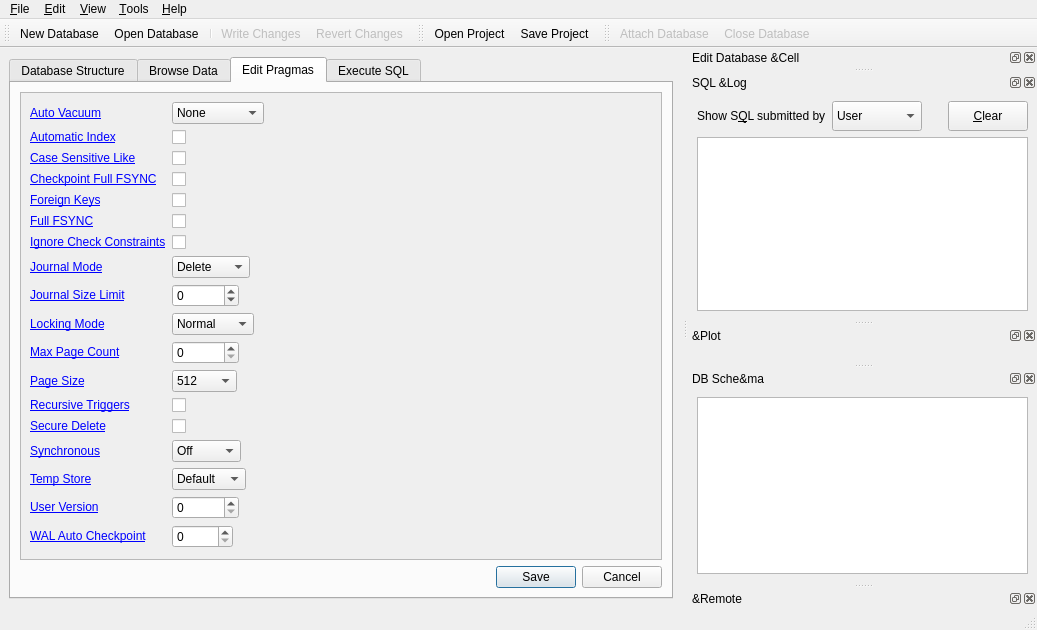
First picture: the form in src/MainWindow.ui, repository sqlitebrowser/sqlitebrowser, before the edit.
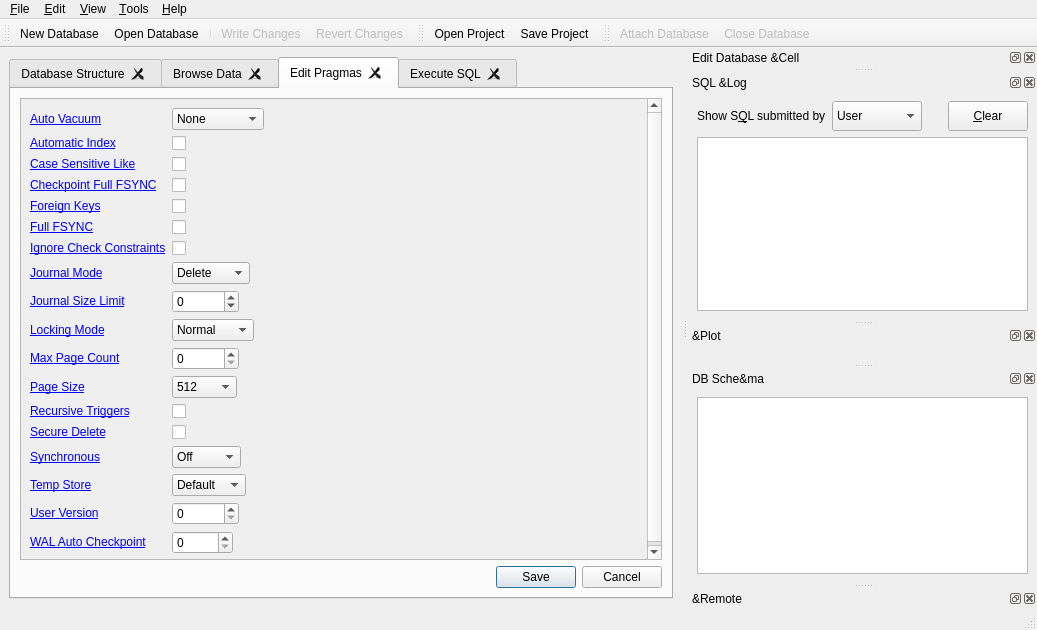
Second picture: the form after the edit. The open tabs and pages were chosen to show the change. Icons and pictures are not drawn. Custom widgets are drawn as their Qt base class.

Commit message:
Closable main tabs and saving automatically open tabs and order
Main tabs are made closable, so they can be closed by the user. New entries
are added to the View menu for toggling their open/closed state.

Spartan users can closed all tabs but their preferred, and then the tab bar
is hidden saving some space.

The set of open tabs and their order is automatically saved in the settings
on application exit and restored on application start.

Tab labels are stored in the statusTip attribute in order to restore them,
since those labels are not stored anywhere else.

See issues #1675 and #459

Diff of the .ui file:
```diff
--- a/src/MainWindow.ui
+++ b/src/MainWindow.ui
@@ -24,9 +24,15 @@
       <property name="currentIndex">
        <number>0</number>
       </property>
+      <property name="tabsClosable">
+       <bool>true</bool>
+      </property>
       <property name="movable">
        <bool>true</bool>
       </property>
+      <property name="tabBarAutoHide">
+       <bool>true</bool>
+      </property>
       <widget class="QWidget" name="structure">
        <attribute name="title">
         <string>Database Structure</string>
@@ -445,8 +451,8 @@
             <rect>
              <x>0</x>
              <y>0</y>
-             <width>601</width>
-             <height>484</height>
+             <width>572</width>
+             <height>510</height>
             </rect>
            </property>
            <layout class="QFormLayout" name="formLayout">
```
Left out of the diff: 13 changed lines with no effect on the pictures. The commit also changes 5 other files.
